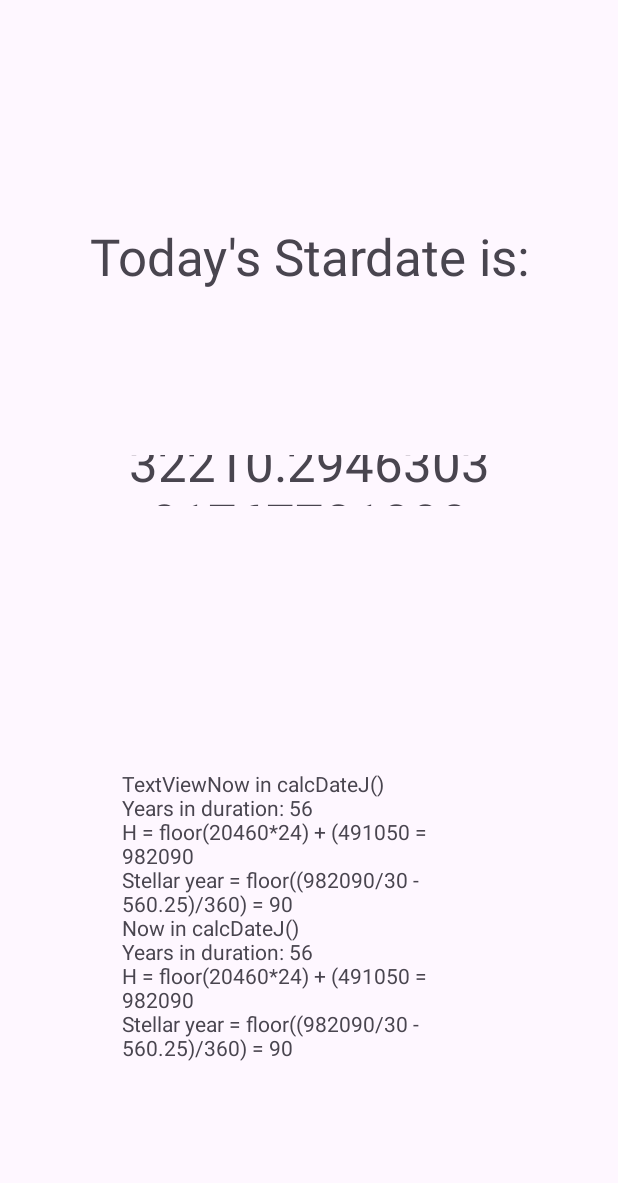
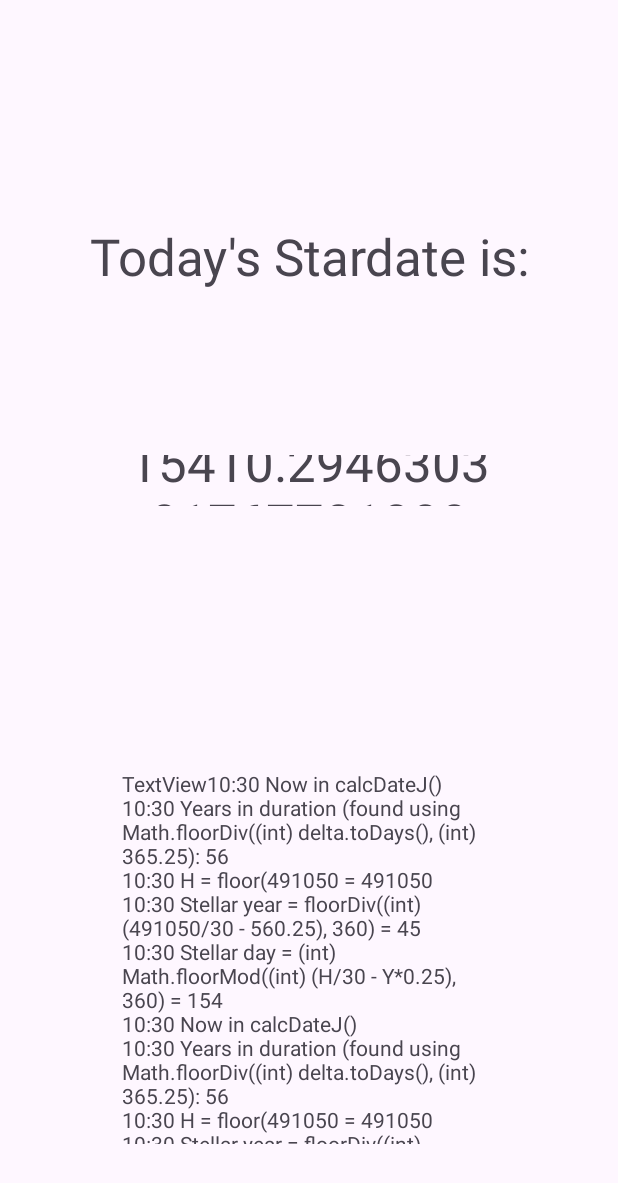
Before and after one commit to 2744-ContriteArray/Calendarium-Stellare-in-Androidio, an Android app: the screen it shows after launch (MainActivity), on a phone screen of 412 x 824 dp. Shown: the top 1183 px of the screen. Run offline under Robolectric (Android 15) with nearby library versions, the light colour scheme and no system bars.

Commit message:
VERSION 0.0.1
- Added time stamps to debugPrintln()
- Changed line 160 in stardate to Math.floorDiv()
- Removed ""(delta.toDays()*24 +" from line 166 in stardate
- Changed line 168 to Math.floorDiv() operation
- Changed line 174 to Math.floorMod() operation
- Added debug printout to line 175
- Amended debug printouts to reflect changes

CURRENT ISSUES
- Calculations in calcDateJ() need verification
- Calculated stardate is discrepant with calculated stardate on python desktop application by at least 7 years and contains erroneous decimal places far out of format scope of 4 places

```diff
--- a/app/src/main/java/com/ContriteArray/calendariumstellareAndr/MainActivity.java
+++ b/app/src/main/java/com/ContriteArray/calendariumstellareAndr/MainActivity.java
@@ -9,6 +9,7 @@ import androidx.core.graphics.Insets;
 import androidx.core.view.ViewCompat;
 import androidx.core.view.WindowInsetsCompat;
 
+import java.time.LocalDateTime;
 import java.util.ArrayList;
 
 public class MainActivity extends AppCompatActivity {
@@ -33,7 +34,8 @@ public class MainActivity extends AppCompatActivity {
     }
 
     public static void debugPrintln(String message) {
-        debugHermes.append((message+"\n"));
+        debugHermes.append((LocalDateTime.now().getHour()+":" +
+                LocalDateTime.now().getMinute() + " " + message+"\n"));
 //        debugHermes.setText(message);
     }
 
--- a/app/src/main/java/com/ContriteArray/calendariumstellareAndr/stardate.java
+++ b/app/src/main/java/com/ContriteArray/calendariumstellareAndr/stardate.java
@@ -157,21 +157,23 @@ public class stardate
 
 // CALCULATIONS
         // Calculate Julian years
-        int Y = (int) (Math.floor(delta.toDays()/365.25));
-        MainActivity.debugPrintln(("Years in duration: "+Y));
+        int Y = (int) (Math.floorDiv((int) delta.toDays(), (int) 365.25));
+        MainActivity.debugPrintln(("Years in duration " +
+                "(found using Math.floorDiv((int) delta.toDays(), (int) 365.25): "+Y));
 
-        int H = (int) Math.floor((delta.toDays()*24) + delta.toHours());
-        MainActivity.debugPrintln(("H = floor("+delta.toDays()+
-                "*24) + ("+delta.toHours()+" = "+ H));
+        int H = (int) Math.floor(delta.toHours());
+        MainActivity.debugPrintln(("H = floor("+delta.toHours()+" = "+ H));
 
         // Calculate stellar year and convert to hex
-        int StellarYear = (int) Math.floor((H/30 - Y*0.25)/360);
-        MainActivity.debugPrintln(("Stellar year = floor(("+ H +
-                "/30 - " + Y + "0.25)/360) = " + StellarYear));
+        int StellarYear = (int) Math.floorDiv((int) (H/30 - Y*0.25), 360);
+        MainActivity.debugPrintln(("Stellar year = floorDiv((int) ("+ H +
+                "/30 - " + Y + "0.25), 360) = " + StellarYear));
         when.add(decToHex(StellarYear));
 
         // Convert days
-        int StellarDay = (int) Math.floor(H/30 - Y*0.25)%360;
+        int StellarDay = (int) Math.floorMod((int) (H/30 - Y*0.25), 360);
+        MainActivity.debugPrintln("Stellar day = (int) Math.floorMod((int) (H/30 - Y*0.25), 360) " +
+                "= "+StellarDay);
         when.add(String.valueOf(StellarDay));
 
         // Convert hours
```
